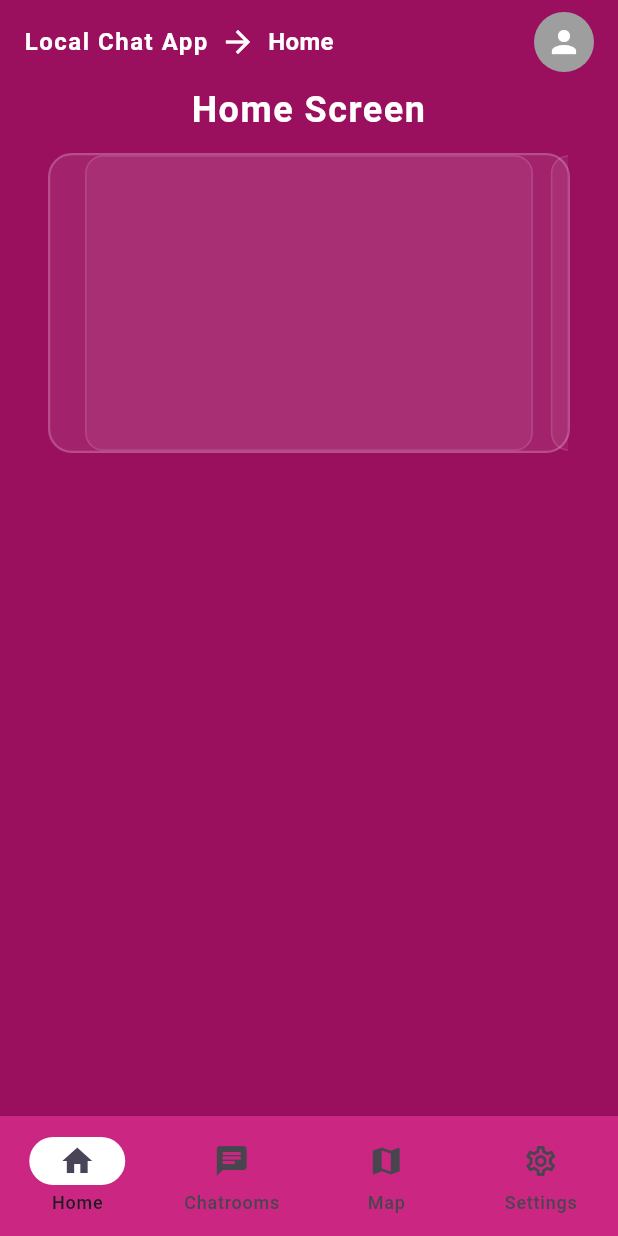
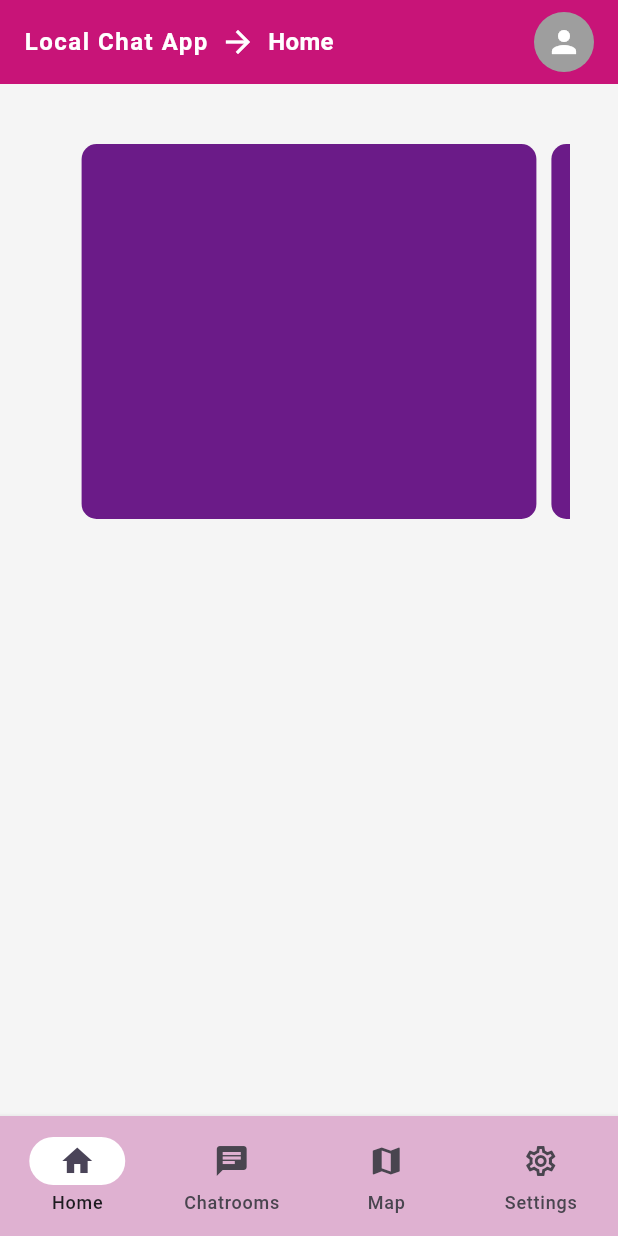
Before and after one commit to Voyage-local-chat-group/voyage-local-chat-group, a Flutter app: the HomeScreen screen opened directly, on a phone screen of 412 x 824 dp. Run offline on Flutter 3.47's test engine with Material 3 defaults, Android fonts, the phone set to English and light mode, and no system bars.

Commit message:
change colours on homescreen and add padding to carousel

```diff
--- a/frontend/lib/palette.dart
+++ b/frontend/lib/palette.dart
@@ -14,6 +14,7 @@ const secondaryColourShadow      = Color.fromRGBO(91,2,123,1);
 const secondaryColourHighlight   = Color.fromRGBO(124,53,149,1);
 const secondaryColourPastel      = Color.fromRGBO(206,179,215,1);
 const white                      = Color.fromRGBO(255, 255, 255, 1);
+const offWhite                   = Color.fromRGBO(245, 245, 245, 1);
 const grey                       = Color.fromRGBO(204,204,204,1);
 const darkGrey                   = Color.fromRGBO(26,26,26,1);
 const black                      = Color.fromRGBO(0,0,0,1);
--- a/frontend/lib/views/home_screen.dart
+++ b/frontend/lib/views/home_screen.dart
@@ -9,7 +9,9 @@ class HomeScreen extends StatefulWidget {
 }
 
 class _HomeScreenState extends State<HomeScreen> {
-	final PageController _carouselController = PageController(viewportFraction: 0.9);
+  final PageController _carouselController = PageController(
+    viewportFraction: 0.9,
+  );
 
   @override
   void dispose() {
@@ -19,15 +21,14 @@ class _HomeScreenState extends State<HomeScreen> {
 
   @override
   Widget build(BuildContext context) {
-
     return Scaffold(
-			backgroundColor: primaryColourShadow,
+      backgroundColor: offWhite,
 
       bottomNavigationBar: NavigationBar(
-				backgroundColor: primaryColour,
+        backgroundColor: primaryColourPastel,
         indicatorColor: Colors.white,
         surfaceTintColor: Colors.white,
-				shadowColor:primaryColourShadow,
+        shadowColor: primaryColourShadow,
         labelBehavior: NavigationDestinationLabelBehavior.alwaysShow,
         destinations: const <Widget>[
           NavigationDestination(icon: Icon(Icons.home), label: 'Home'),
@@ -42,12 +43,17 @@ class _HomeScreenState extends State<HomeScreen> {
       ),
 
       body: SafeArea(
+        child: SingleChildScrollView(
           child: Column(
             mainAxisAlignment: MainAxisAlignment.start,
             crossAxisAlignment: CrossAxisAlignment.center,
             children: [
-						Padding(
-							padding: const EdgeInsets.symmetric(horizontal: 16.0, vertical: 8.0),
+              Container(
+                color: primaryColour,
+                padding: const EdgeInsets.symmetric(
+                  horizontal: 16.0,
+                  vertical: 8.0,
+                ),
                 child: Row(
                   mainAxisAlignment: MainAxisAlignment.spaceBetween,
                   crossAxisAlignment: CrossAxisAlignment.center,
@@ -78,9 +84,7 @@ class _HomeScreenState extends State<HomeScreen> {
                       ],
                     ),
                     GestureDetector(
-										onTap: () {
-											// Navigate to profile
-										},
+                      onTap: () {},
                       child: const CircleAvatar(
                         radius: 20,
                         backgroundColor: Colors.grey,
@@ -90,54 +94,31 @@ class _HomeScreenState extends State<HomeScreen> {
                   ],
                 ),
               ),
+              const SizedBox(height: 40.0),
               Padding(
                 padding: const EdgeInsets.symmetric(horizontal: 32.0),
                 child: Center(
-								child: Text(
-									'Home Screen',
-									textAlign: TextAlign.center,
-									style: TextStyle(
-										color: Colors.white,
-										fontSize: 24,
-										fontWeight: FontWeight.w700,
-										letterSpacing: 1,
+                  child: SizedBox(
+                    height: 250,
+                    child: PageView.builder(
+                      controller: _carouselController,
+                      itemCount: 3,
+                      itemBuilder: (context, index) {
+                        return Container(
+                          margin: const EdgeInsets.symmetric(horizontal: 5.0),
+                          decoration: BoxDecoration(
+                            color: secondaryColour,
+                            borderRadius: BorderRadius.circular(10),
+                          ),
+                        );
+                      },
                     ),
                   ),
                 ),
               ),
-						Padding(
-							padding: const EdgeInsets.symmetric(horizontal: 32.0, vertical: 12.0),
-							child: Container(
-								height: 200,
-								decoration: BoxDecoration(
-									color: Colors.white.withValues(alpha: 0.08),
-									borderRadius: BorderRadius.circular(16),
-									border: Border.all(
-										color: Colors.white.withValues(alpha: 0.2),
-										width: 1.5,
+              const SizedBox(height: 40.0),
+            ],
           ),
-								),
-								child: PageView(
-									controller: _carouselController,
-									children: List<Widget>.generate(
-										3,
-										(int index) => Padding(
-											padding: const EdgeInsets.symmetric(horizontal: 6.0),
-											child: Container(
-												decoration: BoxDecoration(
-													color: Colors.white.withValues(alpha: 0.06),
-													borderRadius: BorderRadius.circular(12),
-													border: Border.all(
-														color: Colors.white.withValues(alpha: 0.12),
-													),
-												),
-											),
-										),
-									),
-								),
-							),
-						),
-						],
         ),
       ),
     );
```
Lines whose indentation alone changed are shown as unchanged.
